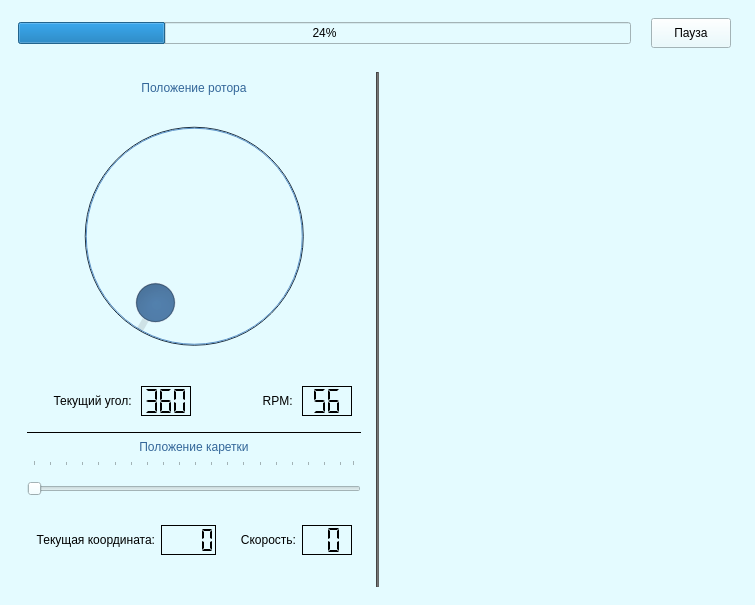
Qt form monitoring.ui (Storm1108/DreamWinder) before a commit.
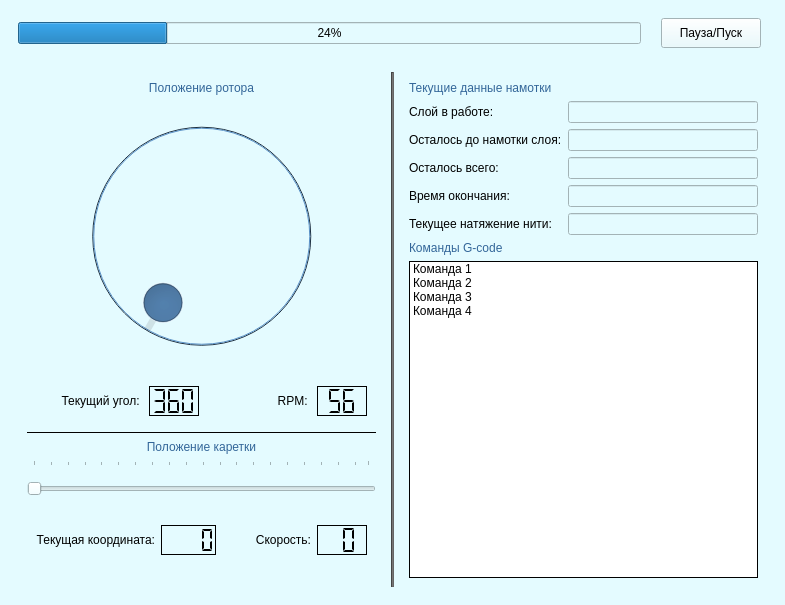
The same form after that commit.

Commit message: MonitoringDev15 заблокировать слайдер, временное

```diff
--- a/monitoring.ui
+++ b/monitoring.ui
@@ -6,7 +6,7 @@
    <rect>
     <x>0</x>
     <y>0</y>
-    <width>755</width>
+    <width>785</width>
     <height>605</height>
    </rect>
   </property>
@@ -54,12 +54,12 @@
         <widget class="QPushButton" name="pushButton">
          <property name="minimumSize">
           <size>
-           <width>80</width>
+           <width>100</width>
            <height>30</height>
           </size>
          </property>
          <property name="text">
-          <string>Пауза</string>
+          <string>Пауза/Пуск</string>
          </property>
         </widget>
        </item>
@@ -118,14 +118,14 @@
            </widget>
           </item>
           <item>
-           <widget class="QWidget" name="horizontalWidget" native="true">
+           <widget class="QWidget" name="rotorDataWidget" native="true">
             <property name="sizePolicy">
              <sizepolicy hsizetype="Preferred" vsizetype="Preferred">
               <horstretch>0</horstretch>
               <verstretch>0</verstretch>
              </sizepolicy>
             </property>
-            <layout class="QHBoxLayout" name="horizontalLayout_2">
+            <layout class="QHBoxLayout" name="rotorDataLayout">
              <item>
               <widget class="QLabel" name="currentDegreeLabel">
                <property name="styleSheet">
@@ -470,14 +470,14 @@
            </widget>
           </item>
           <item>
-           <widget class="QWidget" name="horizontalWidget" native="true">
+           <widget class="QWidget" name="sliderDataWidget" native="true">
             <property name="sizePolicy">
              <sizepolicy hsizetype="Preferred" vsizetype="Preferred">
               <horstretch>0</horstretch>
               <verstretch>0</verstretch>
              </sizepolicy>
             </property>
-            <layout class="QHBoxLayout" name="horizontalLayout_3">
+            <layout class="QHBoxLayout" name="sliderDataLayout">
              <item>
               <widget class="QLabel" name="currentPosLabel">
                <property name="styleSheet">
@@ -588,14 +588,154 @@
         </widget>
        </item>
        <item>
-        <widget class="QWidget" name="verticalWidget" native="true">
+        <widget class="QWidget" name="rightWidget" native="true">
          <property name="sizePolicy">
           <sizepolicy hsizetype="Expanding" vsizetype="Preferred">
            <horstretch>0</horstretch>
            <verstretch>0</verstretch>
           </sizepolicy>
          </property>
-         <layout class="QVBoxLayout" name="verticalLayout_3"/>
+         <layout class="QVBoxLayout" name="rightLayout">
+          <item>
+           <widget class="QLabel" name="label">
+            <property name="styleSheet">
+             <string notr="true">color: rgb(51, 102, 153);
+font: 1200  20pt &quot;Helvetica Neue&quot;;
+</string>
+            </property>
+            <property name="text">
+             <string>Текущие данные намотки</string>
+            </property>
+           </widget>
+          </item>
+          <item>
+           <layout class="QFormLayout" name="dataLayout">
+            <item row="0" column="0">
+             <widget class="QLabel" name="layer_NC">
+              <property name="text">
+               <string>Слой в работе:</string>
+              </property>
+             </widget>
+            </item>
+            <item row="1" column="0">
+             <widget class="QLabel" name="layerLeftTime_NC">
+              <property name="text">
+               <string>Осталось до намотки слоя:</string>
+              </property>
+             </widget>
+            </item>
+            <item row="3" column="0">
+             <widget class="QLabel" name="timeEnding_NC">
+              <property name="text">
+               <string>Время окончания:</string>
+              </property>
+             </widget>
+            </item>
+            <item row="2" column="0">
+             <widget class="QLabel" name="timeLeft_NC">
+              <property name="text">
+               <string>Осталось всего:</string>
+              </property>
+             </widget>
+            </item>
+            <item row="4" column="0">
+             <widget class="QLabel" name="force_NC">
+              <property name="text">
+               <string>Текущее натяжение нити:</string>
+              </property>
+             </widget>
+            </item>
+            <item row="0" column="1">
+             <widget class="QLineEdit" name="layer_C"/>
+            </item>
+            <item row="1" column="1">
+             <widget class="QLineEdit" name="layerLeftTime_C"/>
+            </item>
+            <item row="2" column="1">
+             <widget class="QLineEdit" name="timeLeft_C"/>
+            </item>
+            <item row="4" column="1">
+             <widget class="QLineEdit" name="force_C"/>
+            </item>
+            <item row="3" column="1">
+             <widget class="QLineEdit" name="timeEnding_C"/>
+            </item>
+           </layout>
+          </item>
+          <item>
+           <widget class="QLabel" name="commandsTitle">
+            <property name="styleSheet">
+             <string notr="true">color: rgb(51, 102, 153);
+font: 1200  20pt &quot;Helvetica Neue&quot;;
+
+</string>
+            </property>
+            <property name="text">
+             <string>Команды G-code</string>
+            </property>
+           </widget>
+          </item>
+          <item>
+           <widget class="QListWidget" name="listWidget">
+            <property name="styleSheet">
+             <string notr="true">background-color: rgb(255, 255, 255);</string>
+            </property>
+            <property name="frameShape">
+             <enum>QFrame::Box</enum>
+            </property>
+            <property name="frameShadow">
+             <enum>QFrame::Plain</enum>
+            </property>
+            <property name="editTriggers">
+             <set>QAbstractItemView::NoEditTriggers</set>
+            </property>
+            <property name="showDropIndicator" stdset="0">
+             <bool>false</bool>
+            </property>
+            <property name="alternatingRowColors">
+             <bool>false</bool>
+            </property>
+            <property name="movement">
+             <enum>QListView::Static</enum>
+            </property>
+            <property name="flow">
+             <enum>QListView::TopToBottom</enum>
+            </property>
+            <property name="layoutMode">
+             <enum>QListView::SinglePass</enum>
+            </property>
+            <property name="modelColumn">
+             <number>0</number>
+            </property>
+            <property name="uniformItemSizes">
+             <bool>false</bool>
+            </property>
+            <property name="selectionRectVisible">
+             <bool>false</bool>
+            </property>
+            <item>
+             <property name="text">
+              <string>Команда 1</string>
+             </property>
+            </item>
+            <item>
+             <property name="text">
+              <string>Команда 2</string>
+             </property>
+            </item>
+            <item>
+             <property name="text">
+              <string>Команда 3</string>
+             </property>
+            </item>
+            <item>
+             <property name="text">
+              <string>Команда 4</string>
+             </property>
+            </item>
+           </widget>
+          </item>
+         </layout>
         </widget>
        </item>
       </layout>
```
Left out of the diff: 24 changed lines with no effect on the pictures. The commit also changes 1 other file.
